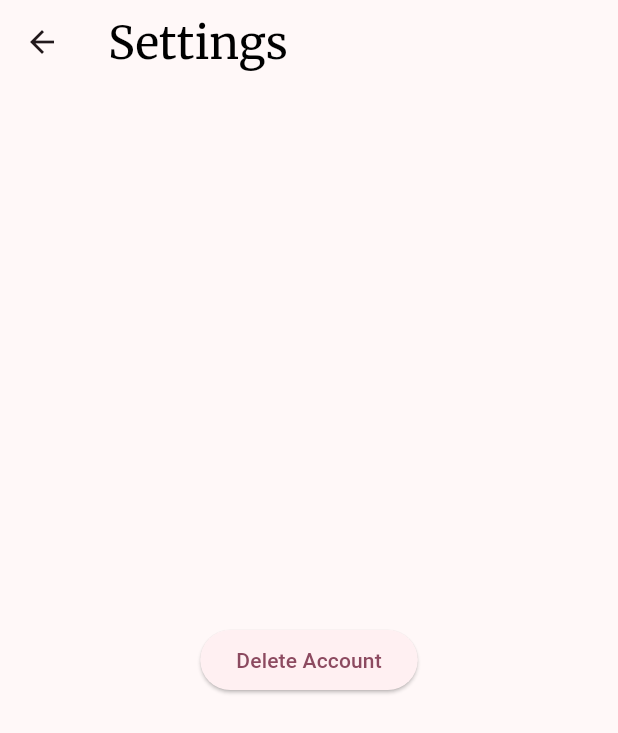
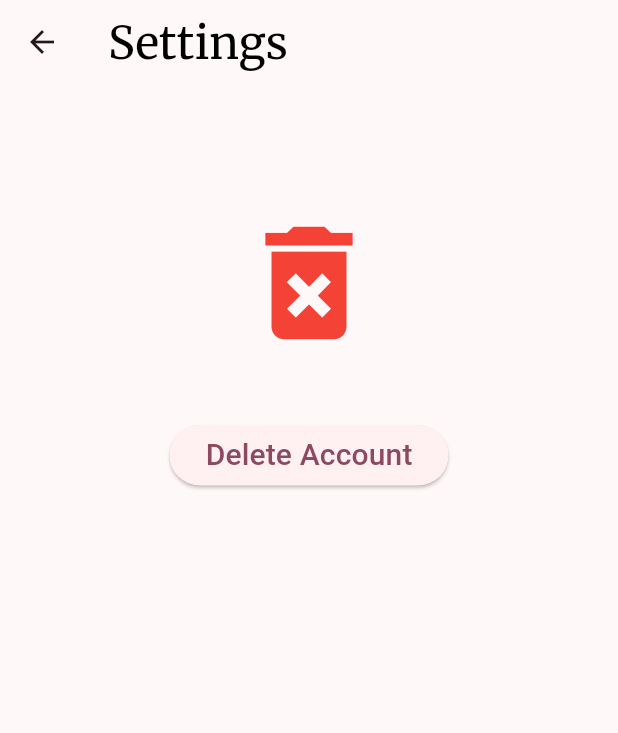
Before and after one commit to Derekshakk/Memories-Through-Lenses, a Flutter app: the SettingsScreen screen opened by its route, on a phone screen of 412 x 824 dp. Shown: the top 733 px of the screen. Run offline on Flutter 3.47's test engine with Material 3 defaults, Android fonts, the phone set to English and light mode, and no system bars; our stand-ins replace camera, chewie, cloud_firestore, firebase_auth, firebase_core, firebase_database and 5 more; accounts and stored records are empty; generated files the repository leaves out were written again.

Commit message:
fixed bugs

```diff
--- a/memories_through_lenses/lib/components/comment.dart
+++ b/memories_through_lenses/lib/components/comment.dart
@@ -42,6 +42,12 @@ class _CommentState extends State<Comment> {
           child: Row(
             mainAxisAlignment: MainAxisAlignment.spaceBetween,
             children: [
+              widget.profilePic == ""
+                  ? const CircleAvatar(
+                      radius: 20,
+                      backgroundImage: AssetImage("assets/generic_profile.png"),
+                    )
+                  :
               CircleAvatar(
                 radius: 20,
                 backgroundImage: NetworkImage(widget.profilePic),
--- a/memories_through_lenses/lib/screens/create_post.dart
+++ b/memories_through_lenses/lib/screens/create_post.dart
@@ -56,7 +56,7 @@ class _CreatePostScreenState extends State<CreatePostScreen> {
   void dispose() {
     // TODO: implement dispose
     super.dispose();
-    _controller.dispose();
+    if (mediaType == 'video') _controller.dispose();
   }
 
   @override
--- a/memories_through_lenses/lib/screens/settings.dart
+++ b/memories_through_lenses/lib/screens/settings.dart
@@ -22,10 +22,10 @@ class _SettingsScreenState extends State<SettingsScreen> {
             style: GoogleFonts.merriweather(fontSize: 30, color: Colors.black)),
       ),
       body: SafeArea(
-        child: Center(
         child: SingleChildScrollView(
           child: Column(
-              mainAxisAlignment: MainAxisAlignment.spaceEvenly,
+            mainAxisAlignment: MainAxisAlignment.start,
+            crossAxisAlignment: CrossAxisAlignment.center,
             children: [
               // SizedBox(
               //   width: SizeConfig.blockSizeHorizontal! * 90,
@@ -114,7 +114,17 @@ class _SettingsScreenState extends State<SettingsScreen> {
               //     ),
               //   ),
               // ),
-                ElevatedButton(
+              SizedBox(
+                height: SizeConfig.blockSizeVertical! * 10,
+              ),
+              Center(
+                  child:
+                      Icon(Icons.delete_forever, size: 100, color: Colors.red)),
+              SizedBox(
+                height: SizeConfig.blockSizeVertical! * 5,
+              ),
+              Center(
+                child: ElevatedButton(
                     onPressed: () {
                       showDialog(
                         context: context,
@@ -123,9 +133,10 @@ class _SettingsScreenState extends State<SettingsScreen> {
                         },
                       );
                     },
-                    child: Text("Delete Account")),
+                    child:
+                        Text("Delete Account", style: TextStyle(fontSize: 20))),
+              ),
             ],
-            ),
           ),
         ),
       ),
--- a/memories_through_lenses/lib/services/database.dart
+++ b/memories_through_lenses/lib/services/database.dart
@@ -275,7 +275,7 @@ class Database {
       'description': comment,
       'date': DateTime.now(),
       'likes': [],
-      'username': _auth.user!.displayName,
+      'username': _singleton.userData['name'],
       'profilePic': _auth.user!.photoURL
     });
   }
@@ -361,6 +361,7 @@ class Database {
 
       // comments_list[i]['username'] = user_data!['name'];
       if (!comments_list[i].containsKey("profilePic") ||
+          comments_list[i]['profilePic'] == null ||
           comments_list[i]['profilePic'].isEmpty) {
         comments_list[i]['profilePic'] =
             'https://imageio.forbes.com/specials-images/imageserve/5d35eacaf1176b0008974b54/0x0.jpg?format=jpg&crop=4560,2565,x790,y784,safe&height=900&width=1600&fit=bounds';
```
Also changed, not shown: 141 other files. Lines whose indentation alone changed are shown as unchanged.
